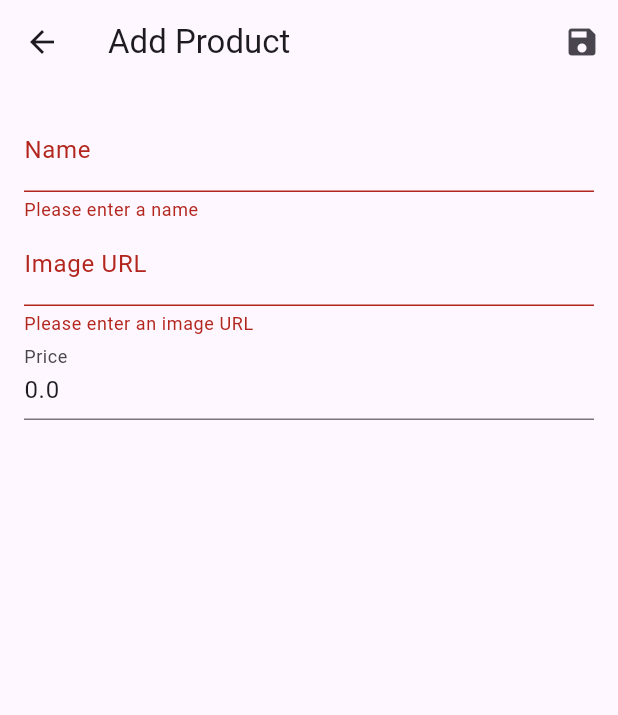
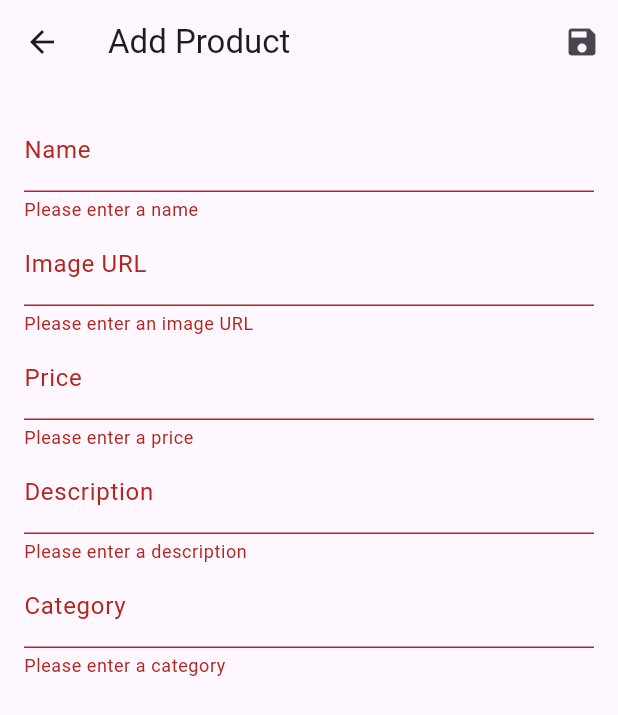
Before and after one commit to mforgon/flutter_with_firebase, a Flutter app: the EditProductPage screen opened directly, after a tap on the "save" icon, on a phone screen of 412 x 824 dp. Shown: the top 715 px of the screen. Run offline on Flutter 3.47's test engine with Material 3 defaults, Android fonts, the phone set to English and light mode, and no system bars; our stand-ins replace cloud_firestore, firebase_auth, firebase_core; accounts and stored records are empty.

```diff
--- a/lib/edit_product_page.dart
+++ b/lib/edit_product_page.dart
@@ -15,22 +15,39 @@ class EditProductPage extends StatefulWidget {
 
 class _EditProductPageState extends State<EditProductPage> {
   final _formKey = GlobalKey<FormState>();
-  late String _name;
-  late String _imageUrl;
-  late double _price;
+  late TextEditingController _nameController;
+  late TextEditingController _imageUrlController;
+  late TextEditingController _priceController;
+  late TextEditingController _descriptionController;
+  late TextEditingController _categoryController;
 
   @override
   void initState() {
     super.initState();
-    if (widget.product != null) {
-      _name = widget.product!.name;
-      _imageUrl = widget.product!.imageUrl;
-      _price = widget.product!.price;
-    } else {
-      _name = '';
-      _imageUrl = '';
-      _price = 0.0;
+
+    // Initialize text editing controllers
+    _nameController = TextEditingController(text: widget.product?.name ?? '');
+    _imageUrlController =
+        TextEditingController(text: widget.product?.imageUrl ?? '');
+    _priceController = TextEditingController(
+        text: widget.product?.price != null
+            ? widget.product!.price.toStringAsFixed(2)
+            : '');
+    _descriptionController =
+        TextEditingController(text: widget.product?.description ?? '');
+    _categoryController =
+        TextEditingController(text: widget.product?.category ?? '');
   }
+
+  @override
+  void dispose() {
+    // Dispose the controllers when the widget is disposed
+    _nameController.dispose();
+    _imageUrlController.dispose();
+    _priceController.dispose();
+    _descriptionController.dispose();
+    _categoryController.dispose();
+    super.dispose();
   }
 
   @override
@@ -48,9 +65,11 @@ class _EditProductPageState extends State<EditProductPage> {
                 _formKey.currentState!.save();
                 final product = Product(
                   id: widget.product?.id ?? '',
-                  name: _name,
-                  imageUrl: _imageUrl,
-                  price: _price,
+                  name: _nameController.text,
+                  imageUrl: _imageUrlController.text,
+                  price: double.tryParse(_priceController.text) ?? 0.0,
+                  description: _descriptionController.text,
+                  category: _categoryController.text,
                 );
                 if (widget.product == null) {
                   productProvider.addProduct(product);
@@ -67,10 +86,11 @@ class _EditProductPageState extends State<EditProductPage> {
         padding: const EdgeInsets.all(16.0),
         child: Form(
           key: _formKey,
+          child: SingleChildScrollView(
             child: Column(
               children: [
                 TextFormField(
-                initialValue: _name,
+                  controller: _nameController,
                   decoration: const InputDecoration(labelText: 'Name'),
                   validator: (value) {
                     if (value == null || value.isEmpty) {
@@ -78,12 +98,9 @@ class _EditProductPageState extends State<EditProductPage> {
                     }
                     return null;
                   },
-                onSaved: (value) {
-                  _name = value!;
-                },
                 ),
                 TextFormField(
-                initialValue: _imageUrl,
+                  controller: _imageUrlController,
                   decoration: const InputDecoration(labelText: 'Image URL'),
                   validator: (value) {
                     if (value == null || value.isEmpty) {
@@ -91,25 +108,44 @@ class _EditProductPageState extends State<EditProductPage> {
                     }
                     return null;
                   },
-                onSaved: (value) {
-                  _imageUrl = value!;
-                },
                 ),
                 TextFormField(
-                initialValue: _price.toString(),
+                  controller: _priceController,
                   decoration: const InputDecoration(labelText: 'Price'),
                   keyboardType: TextInputType.number,
                   validator: (value) {
                     if (value == null || value.isEmpty) {
                       return 'Please enter a price';
                     }
+                    if (double.tryParse(value) == null) {
+                      return 'Please enter a valid number';
+                    }
                     return null;
                   },
-                onSaved: (value) {
-                  _price = double.parse(value!);
+                ),
+                TextFormField(
+                  controller: _descriptionController,
+                  decoration: const InputDecoration(labelText: 'Description'),
+                  validator: (value) {
+                    if (value == null || value.isEmpty) {
+                      return 'Please enter a description';
+                    }
+                    return null;
                   },
                 ),
+                TextFormField(
+                  controller: _categoryController,
+                  decoration: const InputDecoration(labelText: 'Category'),
+                  validator: (value) {
+                    if (value == null || value.isEmpty) {
+                      return 'Please enter a category';
+                    }
+                    return null;
+                  },
+                ),
+                const SizedBox(height: 16.0),
               ],
+            ),
           ),
         ),
       ),
--- /dev/null
+++ b/lib/fake_product_model.dart
@@ -0,0 +1,46 @@
+// fake_product_model.dart
+class FakeProduct {
+  final int id;
+  final String title;
+  final double price;
+  final String description;
+  final String category;
+  final String image;
+  final Rating rating;
+
+  FakeProduct({
+    required this.id,
+    required this.title,
+    required this.price,
+    required this.description,
+    required this.category,
+    required this.image,
+    required this.rating,
+  });
+
+  factory FakeProduct.fromJson(Map<String, dynamic> json) {
+    return FakeProduct(
+      id: json['id'],
+      title: json['title'],
+      price: json['price'].toDouble(),
+      description: json['description'],
+      category: json['category'],
+      image: json['image'],
+      rating: Rating.fromJson(json['rating']),
+    );
+  }
+}
+
+class Rating {
+  final double rate;
+  final int count;
+
+  Rating({required this.rate, required this.count});
+
+  factory Rating.fromJson(Map<String, dynamic> json) {
+    return Rating(
+      rate: json['rate'].toDouble(),
+      count: json['count'],
+    );
+  }
+}
--- a/lib/product.dart
+++ b/lib/product.dart
@@ -1,25 +1,32 @@
 import 'package:cloud_firestore/cloud_firestore.dart';
+import 'package:flutter_with_firebase/fake_product_model.dart';
 
 class Product {
   final String id;
   final String name;
   final String imageUrl;
   final double price;
+  final String description;
+  final String category;
 
   Product({
     required this.id,
     required this.name,
     required this.imageUrl,
     required this.price,
+    required this.description,
+    required this.category,
   });
 
   factory Product.fromFirestore(DocumentSnapshot doc) {
     final data = doc.data() as Map<String, dynamic>;
     return Product(
-      id: doc.id, // Use the document ID as the product ID
+      id: doc.id,
       name: data['name'] ?? '',
       imageUrl: data['imageUrl'] ?? '',
       price: (data['price'] as num?)?.toDouble() ?? 0.0,
+      description: data['description'] ?? '',
+      category: data['category'] ?? '',
     );
   }
 
@@ -29,6 +36,8 @@ class Product {
       name: data['name'] ?? '',
       imageUrl: data['imageUrl'] ?? '',
       price: (data['price'] as num?)?.toDouble() ?? 0.0,
+      description: data['description'] ?? '',
+      category: data['category'] ?? '',
     );
   }
 
@@ -37,6 +46,19 @@ class Product {
       'name': name,
       'imageUrl': imageUrl,
       'price': price,
+      'description': description,
+      'category': category,
     };
   }
+
+  factory Product.fromFakeProduct(FakeProduct fakeProduct) {
+    return Product(
+      id: fakeProduct.id.toString(),
+      name: fakeProduct.title,
+      imageUrl: fakeProduct.image,
+      price: fakeProduct.price,
+      description: fakeProduct.description,
+      category: fakeProduct.category,
+    );
+  }
 }
--- a/pubspec.yaml
+++ b/pubspec.yaml
@@ -30,7 +30,7 @@ environment:
 dependencies:
   flutter:
     sdk: flutter
-
+  http: ^1.1.0
 
   # The following adds the Cupertino Icons font to your application.
   # Use with the CupertinoIcons class for iOS style icons.
```
Also changed, not shown: lib/firestore_service.dart (+21 -0 lines), lib/home_page.dart (+116 -73 lines), pubspec.lock. Lines whose indentation alone changed are shown as unchanged.
